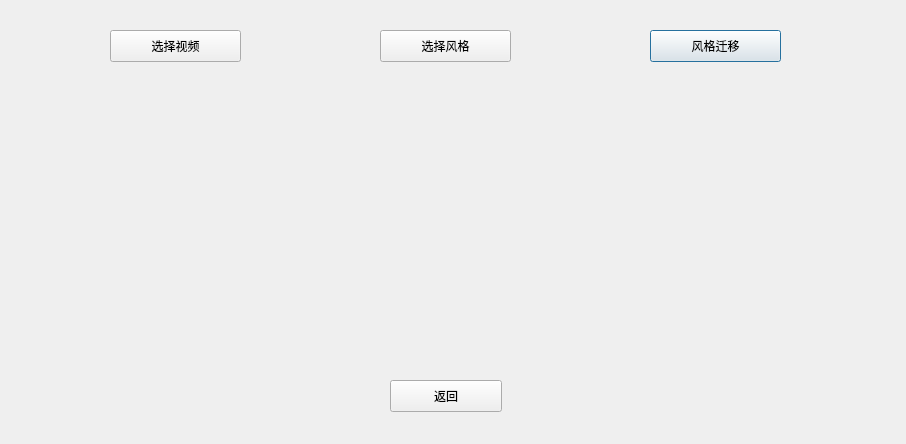
Old version of the form gui/video_transfer.ui in the repository ZYFZYF/Image-Style-Transfer.
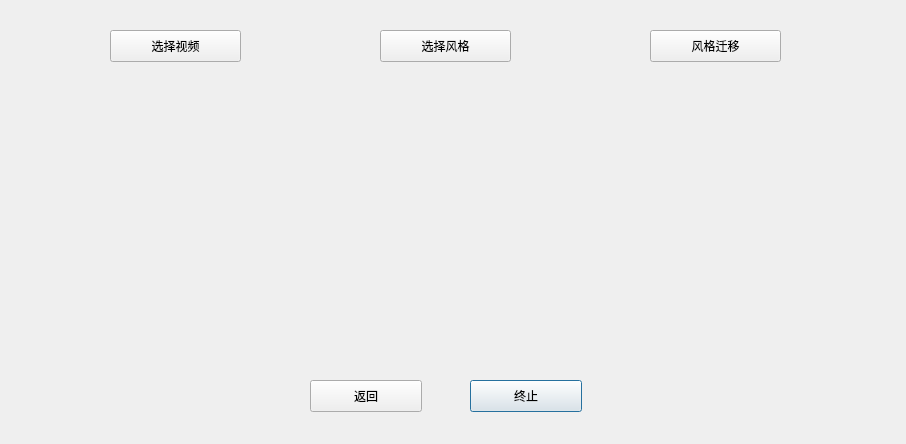
New version of the form.

Commit message: 增加终止按钮

Patch:
```diff
--- a/gui/video_transfer.ui
+++ b/gui/video_transfer.ui
@@ -16,7 +16,7 @@
   <widget class="QPushButton" name="cancel">
    <property name="geometry">
     <rect>
-     <x>390</x>
+     <x>310</x>
      <y>380</y>
      <width>112</width>
      <height>32</height>
@@ -152,6 +152,25 @@
     <string/>
    </property>
   </widget>
+  <widget class="QPushButton" name="stop">
+   <property name="geometry">
+    <rect>
+     <x>470</x>
+     <y>380</y>
+     <width>112</width>
+     <height>32</height>
+    </rect>
+   </property>
+   <property name="text">
+    <string>终止</string>
+   </property>
+   <property name="autoDefault">
+    <bool>false</bool>
+   </property>
+   <property name="default">
+    <bool>true</bool>
+   </property>
+  </widget>
  </widget>
  <resources/>
  <connections/>
```
The commit also changes 4 other files.
